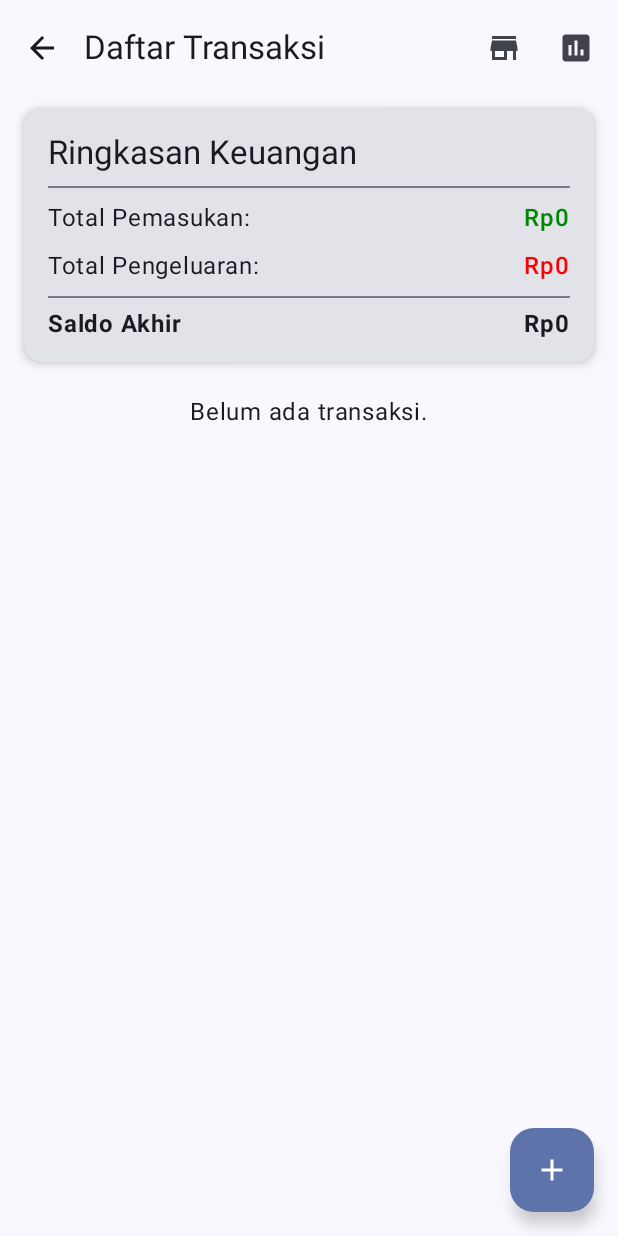
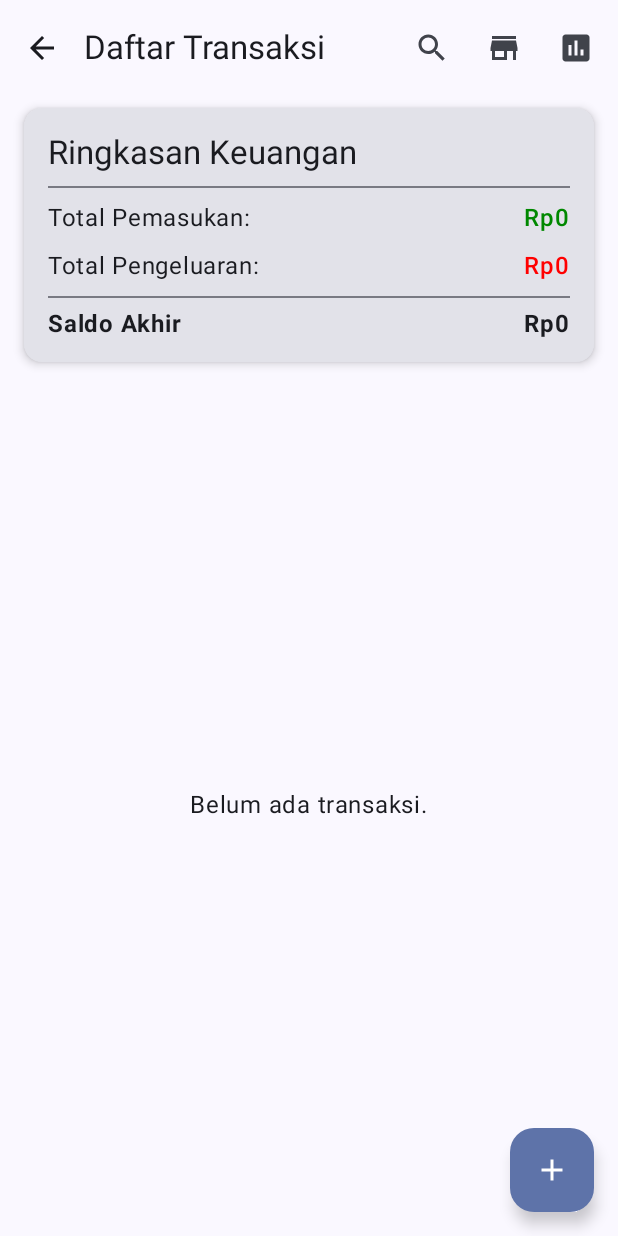
Before and after one commit to Nyy00/BumdesKu, an Android app built with Jetpack Compose: the TransactionListScreen screen opened through its navigation route, on a phone screen of 412 x 824 dp. Run offline under Robolectric (Android 15) with nearby library versions, the phone set to English and light mode, and no system bars; our stand-ins replace Firebase (no records; nobody signed in at launch, a user with empty details on screens opened directly), Room's generated code; libraries missing offline, so code that uses them is left out: com.github.mikephil.charting.

Commit message:
add search

```diff
--- a/app/src/main/java/com/dony/bumdesku/MainActivity.kt
+++ b/app/src/main/java/com/dony/bumdesku/MainActivity.kt
@@ -162,22 +162,23 @@ fun BumdesApp(
 
         // ✅ INI VERSI YANG BENAR DAN LENGKAP (yang duplikat sudah dihapus)
         composable("transaction_list") {
-            val transactionViewModel: TransactionViewModel =
-                viewModel(factory = transactionViewModelFactory)
+            val transactionViewModel: TransactionViewModel = viewModel(factory = transactionViewModelFactory)
             val authViewModel: AuthViewModel = viewModel(factory = authViewModelFactory)
 
-            val transactions by transactionViewModel.allTransactions.collectAsStateWithLifecycle(
-                emptyList()
-            )
+            // Ambil data yang dibutuhkan, termasuk searchQuery
+            val transactions by transactionViewModel.allTransactions.collectAsStateWithLifecycle()
             val dashboardData by transactionViewModel.dashboardData.collectAsStateWithLifecycle()
             val chartData by transactionViewModel.chartData.collectAsStateWithLifecycle()
             val userProfile by authViewModel.userProfile.collectAsStateWithLifecycle()
+            val searchQuery by transactionViewModel.searchQuery.collectAsStateWithLifecycle()
 
             TransactionListScreen(
                 transactions = transactions,
                 dashboardData = dashboardData,
                 chartData = chartData,
                 userRole = userProfile?.role ?: "pengurus",
+                searchQuery = searchQuery, // <-- Kirim query
+                onSearchQueryChange = transactionViewModel::onSearchQueryChange, // <-- Kirim aksi
                 onAddItemClick = { navController.navigate("add_transaction") },
                 onItemClick = { transaction ->
                     navController.navigate("edit_transaction/${transaction.localId}")
--- a/app/src/main/java/com/dony/bumdesku/screens/TransactionScreens.kt
+++ b/app/src/main/java/com/dony/bumdesku/screens/TransactionScreens.kt
@@ -9,6 +9,8 @@ import androidx.compose.foundation.text.KeyboardOptions
 import androidx.compose.foundation.verticalScroll
 import androidx.compose.material.icons.Icons
 import androidx.compose.material.icons.filled.*
+import androidx.compose.material.icons.filled.Search
+import androidx.compose.material.icons.filled.Close
 import androidx.compose.material3.*
 import androidx.compose.runtime.*
 import androidx.compose.ui.Alignment
@@ -31,28 +33,64 @@ import com.dony.bumdesku.screens.MonthlyBarChart
 fun TransactionListScreen(
     transactions: List<Transaction>,
     dashboardData: DashboardData,
+    chartData: ChartData,
     userRole: String,
+    searchQuery: String,
+    onSearchQueryChange: (String) -> Unit,
     onAddItemClick: () -> Unit,
-    onItemClick: (Transaction) -> Unit, // Diubah menjadi (Transaction)
+    onItemClick: (Transaction) -> Unit,
     onDeleteClick: (Transaction) -> Unit,
-    chartData: ChartData,
     onNavigateUp: () -> Unit,
     onNavigateToUnitUsaha: () -> Unit,
     onNavigateToReport: () -> Unit,
     modifier: Modifier = Modifier
 ) {
     var transactionToDelete by remember { mutableStateOf<Transaction?>(null) }
+    var isSearchActive by remember { mutableStateOf(false) }
 
     Scaffold(
         topBar = {
             TopAppBar(
-                title = { Text("Daftar Transaksi") },
+                title = {
+                    if (isSearchActive) {
+                        OutlinedTextField(
+                            value = searchQuery,
+                            onValueChange = onSearchQueryChange,
+                            modifier = Modifier.fillMaxWidth(),
+                            placeholder = { Text("Cari deskripsi atau kategori...") },
+                            singleLine = true,
+                            trailingIcon = {
+                                IconButton(onClick = {
+                                    if (searchQuery.isNotEmpty()) {
+                                        onSearchQueryChange("")
+                                    } else {
+                                        isSearchActive = false
+                                    }
+                                }) {
+                                    Icon(Icons.Default.Close, "Hapus atau Tutup")
+                                }
+                            }
+                        )
+                    } else {
+                        Text("Daftar Transaksi")
+                    }
+                },
                 navigationIcon = {
+                    if (isSearchActive) {
+                        IconButton(onClick = { isSearchActive = false }) {
+                            Icon(Icons.Default.ArrowBack, "Tutup Pencarian")
+                        }
+                    } else {
                         IconButton(onClick = onNavigateUp) {
                             Icon(Icons.Default.ArrowBack, "Kembali")
                         }
+                    }
                 },
                 actions = {
+                    if (!isSearchActive) {
+                        IconButton(onClick = { isSearchActive = true }) {
+                            Icon(Icons.Default.Search, "Cari")
+                        }
                         IconButton(onClick = onNavigateToUnitUsaha) {
                             Icon(Icons.Default.Store, "Manajemen Unit Usaha")
                         }
@@ -60,12 +98,11 @@ fun TransactionListScreen(
                             Icon(Icons.Default.Assessment, "Halaman Laporan")
                         }
                     }
+                }
             )
         },
         floatingActionButton = {
-            // LOGIKA UNTUK MENGETAHUI PERAN PENGGUNA
-            // Hanya tampilkan tombol tambah jika perannya "pengurus"
-            if (userRole == "pengurus") {
+            if (userRole == "pengurus" && !isSearchActive) {
                 FloatingActionButton(onClick = onAddItemClick) {
                     Icon(Icons.Default.Add, "Tambah Transaksi")
                 }
@@ -92,44 +129,36 @@ fun TransactionListScreen(
             )
         }
 
+        // Konten utama
         Column(
             modifier = modifier
                 .fillMaxSize()
                 .padding(paddingValues)
         ) {
-            // 1. Tampilkan Dashboard Card seperti biasa
+            // Tampilkan Dashboard Card dan Grafik hanya jika tidak sedang mencari
+            if (!isSearchActive) {
                 DashboardCard(data = dashboardData)
+                MonthlyBarChart(chartData = chartData)
+            }
 
-            // 2. Panggil dan tampilkan Grafik di sini
-            MonthlyBarChart(chartData = chartData) // Pastikan chartData sudah ditambahkan sebagai parameter di TransactionListScreen
-
-            // 3. Tampilkan daftar transaksi di bawahnya
             if (transactions.isEmpty()) {
                 Column(
-                    modifier = Modifier
-                        .fillMaxWidth() // Gunakan fillMaxWidth agar tidak menutupi komponen di atasnya
-                        .padding(16.dp),
+                    modifier = Modifier.fillMaxSize().padding(16.dp),
                     horizontalAlignment = Alignment.CenterHorizontally,
                     verticalArrangement = Arrangement.Center
                 ) {
-                    Text("Belum ada transaksi.", style = MaterialTheme.typography.bodyLarge)
+                    Text(if (searchQuery.isNotEmpty()) "Transaksi tidak ditemukan." else "Belum ada transaksi.", style = MaterialTheme.typography.bodyLarge)
                 }
             } else {
-                // Teks header untuk daftar transaksi
-                Text(
-                    text = "Riwayat Transaksi",
-                    style = MaterialTheme.typography.titleLarge,
-                    modifier = Modifier.padding(start = 16.dp, top = 16.dp, end = 16.dp)
-                )
                 LazyColumn(
-                    modifier = Modifier.fillMaxSize(), // LazyColumn akan mengisi sisa ruang
+                    modifier = Modifier.fillMaxSize(),
                     contentPadding = PaddingValues(horizontal = 16.dp, vertical = 8.dp),
                     verticalArrangement = Arrangement.spacedBy(8.dp)
                 ) {
                     items(transactions, key = { it.localId }) { transaction ->
                         TransactionItem(
                             transaction = transaction,
-                            userRole = userRole, // <-- Kirimkan peran ke TransactionItem
+                            userRole = userRole,
                             onItemClick = { if (userRole == "pengurus") onItemClick(transaction) },
                             onDeleteClick = { if (userRole == "pengurus") transactionToDelete = transaction }
                         )
--- a/app/src/main/java/com/dony/bumdesku/viewmodel/TransactionViewModel.kt
+++ b/app/src/main/java/com/dony/bumdesku/viewmodel/TransactionViewModel.kt
@@ -8,6 +8,7 @@ import com.dony.bumdesku.data.Transaction
 import com.dony.bumdesku.data.UnitUsaha
 import com.dony.bumdesku.repository.TransactionRepository
 import com.dony.bumdesku.repository.UnitUsahaRepository
+import kotlinx.coroutines.ExperimentalCoroutinesApi
 import kotlinx.coroutines.Job
 import kotlinx.coroutines.flow.*
 import kotlinx.coroutines.launch
@@ -15,32 +16,56 @@ import java.util.Calendar
 import java.util.LinkedHashMap
 import java.util.UUID
 
-// Data class ChartData tidak perlu diubah
 data class ChartData(
     val monthlyIncome: Map<String, Float> = emptyMap(),
     val monthlyExpenses: Map<String, Float> = emptyMap()
 )
 
+@OptIn(ExperimentalCoroutinesApi::class)
 class TransactionViewModel(
     private val transactionRepository: TransactionRepository,
     private val unitUsahaRepository: UnitUsahaRepository,
 ) : ViewModel() {
 
-    // --- StateFlow lain tidak perlu diubah ---
-    val allTransactions: Flow<List<Transaction>> = transactionRepository.allTransactions
-    val dashboardData: StateFlow<DashboardData> = combine(
-        transactionRepository.getTotalIncome(),
-        transactionRepository.getTotalExpenses()
-    ) { income, expenses ->
-        val totalIncome = income ?: 0.0
-        val totalExpenses = expenses ?: 0.0
-        val finalBalance = totalIncome - totalExpenses
-        DashboardData(totalIncome, totalExpenses, finalBalance)
+    // --- MANAJEMEN PENCARIAN ---
+    private val _searchQuery = MutableStateFlow("")
+    val searchQuery: StateFlow<String> = _searchQuery.asStateFlow()
+
+    fun onSearchQueryChange(newQuery: String) {
+        _searchQuery.value = newQuery
+    }
+
+    // ✅ PENGGABUNGAN allTransactions DENGAN LOGIKA PENCARIAN
+    val allTransactions: StateFlow<List<Transaction>> = _searchQuery
+        .flatMapLatest { query ->
+            transactionRepository.allTransactions.map { list ->
+                if (query.isBlank()) {
+                    list
+                } else {
+                    list.filter {
+                        it.description.contains(query, ignoreCase = true) ||
+                                it.category.contains(query, ignoreCase = true)
+                    }
+                }
+            }
+        }
+        .stateIn(
+            scope = viewModelScope,
+            started = SharingStarted.WhileSubscribed(5000),
+            initialValue = emptyList()
+        )
+
+    // --- DASHBOARD & GRAFIK (SEKARANG MENGGUNAKAN `allTransactions` YANG SUDAH BISA DIFILTER) ---
+    val dashboardData: StateFlow<DashboardData> = allTransactions.map { transactions ->
+        val totalIncome = transactions.filter { it.type == "PEMASUKAN" }.sumOf { it.amount }
+        val totalExpenses = transactions.filter { it.type == "PENGELUARAN" }.sumOf { it.amount }
+        DashboardData(totalIncome, totalExpenses, totalIncome - totalExpenses)
     }.stateIn(
         scope = viewModelScope,
         started = SharingStarted.WhileSubscribed(5000),
         initialValue = DashboardData()
     )
+
     val chartData: StateFlow<ChartData> = allTransactions.map { transactions ->
         val calendar = Calendar.getInstance()
         val monthNames = arrayOf("Jan", "Feb", "Mar", "Apr", "Mei", "Jun", "Jul", "Ags", "Sep", "Okt", "Nov", "Des")
@@ -67,13 +92,8 @@ class TransactionViewModel(
         initialValue = ChartData()
     )
 
-    fun insert(unitUsaha: UnitUsaha) = viewModelScope.launch {
-        // Buat salinan objek dan berikan ID unik sebelum disimpan
-        val newUnitUsaha = unitUsaha.copy(id = UUID.randomUUID().toString())
-        unitUsahaRepository.insert(newUnitUsaha)
-    }
 
-    // --- LOGIKA LAPORAN YANG DIPERBAIKI SECARA TOTAL ---
+    // --- SISA VIEWMODEL LAINNYA (TIDAK BERUBAH) ---
     private val _reportData = MutableStateFlow(ReportData())
     val reportData: StateFlow<ReportData> = _reportData.asStateFlow()
 
@@ -96,7 +116,6 @@ class TransactionViewModel(
                 unitUsahaName = unitUsaha?.name ?: "Semua Unit Usaha",
                 unitUsahaId = unitUsaha?.id
             )
-
             transactionRepository.getFilteredTransactions(startDate, endDate, unitUsaha?.id)
                 .collect { filteredList ->
                     _filteredReportTransactions.value = filteredList
@@ -114,7 +133,12 @@ class TransactionViewModel(
     fun insert(transaction: Transaction) = viewModelScope.launch { transactionRepository.insert(transaction) }
     fun update(transaction: Transaction) = viewModelScope.launch { transactionRepository.update(transaction) }
     fun delete(transaction: Transaction) = viewModelScope.launch { transactionRepository.delete(transaction) }
+
     val allUnitUsaha: Flow<List<UnitUsaha>> = unitUsahaRepository.allUnitUsaha
+    fun insert(unitUsaha: UnitUsaha) = viewModelScope.launch {
+        val newUnitUsaha = unitUsaha.copy(id = UUID.randomUUID().toString())
+        unitUsahaRepository.insert(newUnitUsaha)
+    }
     fun update(unitUsaha: UnitUsaha) = viewModelScope.launch { unitUsahaRepository.update(unitUsaha) }
     fun delete(unitUsaha: UnitUsaha) = viewModelScope.launch { unitUsahaRepository.delete(unitUsaha) }
 }
```
Lines whose indentation alone changed are shown as unchanged.
